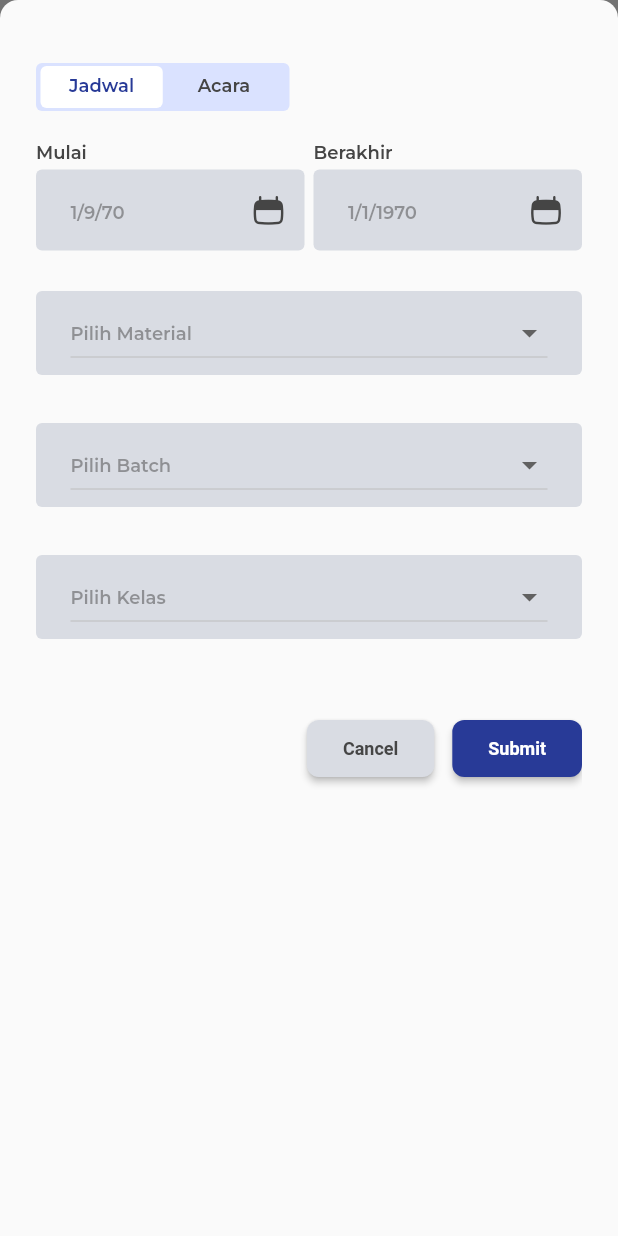
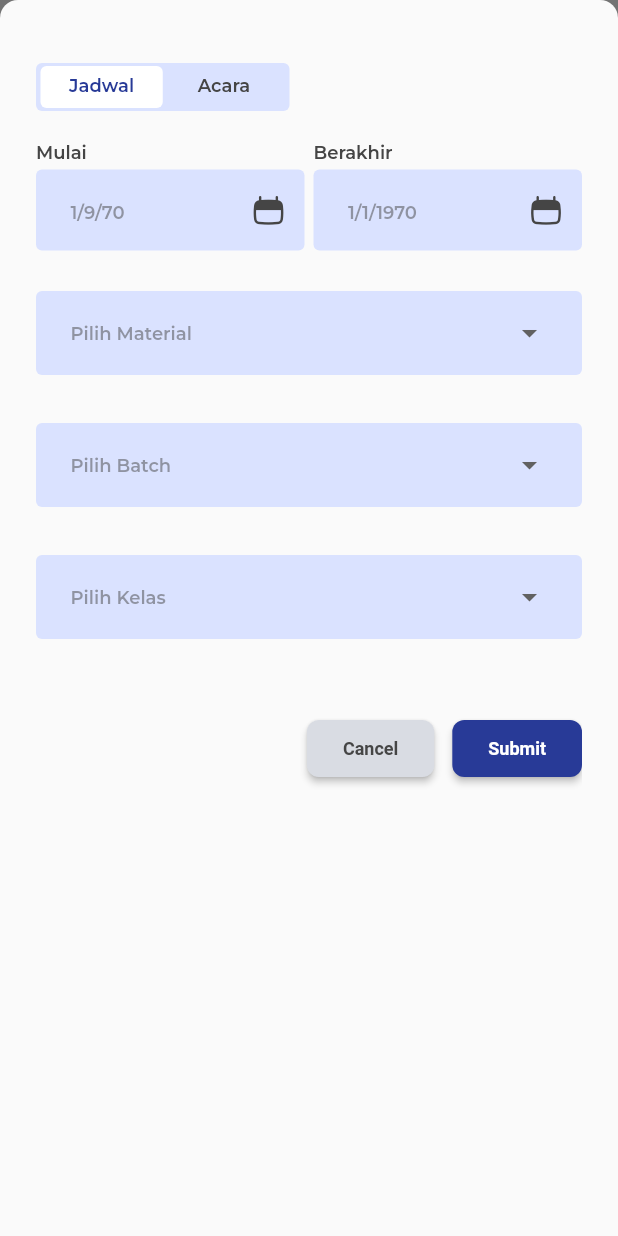
Before and after one commit to fadilmuh22/ifi_lms, a Flutter app: what createJadwalBottomSheet() shows on an empty page, opened directly, on a phone screen of 412 x 824 dp. Run offline on Flutter 3.47's test engine with Material 2 defaults, Android fonts, the phone set to English and light mode, and no system bars; our stand-ins replace dio, flutter_riverpod, flutter_slidable, syncfusion_flutter_calendar.

Commit message:
create schedule and event textfield color

```diff
--- a/lib/screens/profile_screen.dart
+++ b/lib/screens/profile_screen.dart
@@ -230,6 +230,7 @@ class _ProfileScreenState extends State<ProfileScreen> {
                       child: DropdownButton<String>(
                         isExpanded: true,
                         focusColor: ColorsUtil.gray,
+                        underline: Container(),
                         hint: Text(
                           'Roles',
                           style: TextStyle(
--- a/lib/screens/schedule_screen.dart
+++ b/lib/screens/schedule_screen.dart
@@ -166,6 +166,7 @@ dynamic createJadwalBottomSheet(BuildContext context) {
                                   TextFormField(
                                     decoration: InputDecoration(
                                       hintText: '1/9/70',
+                                      fillColor: ColorsUtil.secondary,
                                       suffixIcon: IconButton(
                                         icon: Icon(
                                           CustomIcons.calendar,
@@ -199,6 +200,7 @@ dynamic createJadwalBottomSheet(BuildContext context) {
                                   TextFormField(
                                     decoration: InputDecoration(
                                       hintText: '1/1/1970',
+                                      fillColor: ColorsUtil.secondary,
                                       suffixIcon: IconButton(
                                         icon: Icon(
                                           CustomIcons.calendar,
@@ -228,12 +230,13 @@ dynamic createJadwalBottomSheet(BuildContext context) {
                                   vertical: 4,
                                 ),
                                 decoration: BoxDecoration(
-                                  color: ColorsUtil.gray,
+                                  color: ColorsUtil.secondary,
                                   borderRadius: BorderRadius.circular(4),
                                 ),
                                 child: DropdownButton<String>(
                                   isExpanded: true,
                                   focusColor: ColorsUtil.gray,
+                                  underline: Container(),
                                   hint: Text(
                                     'Pilih Material',
                                     style: TextStyle(
@@ -267,12 +270,13 @@ dynamic createJadwalBottomSheet(BuildContext context) {
                                   vertical: 4,
                                 ),
                                 decoration: BoxDecoration(
-                                  color: ColorsUtil.gray,
+                                  color: ColorsUtil.secondary,
                                   borderRadius: BorderRadius.circular(4),
                                 ),
                                 child: DropdownButton<String>(
                                   isExpanded: true,
                                   focusColor: ColorsUtil.gray,
+                                  underline: Container(),
                                   hint: Text(
                                     'Pilih Batch',
                                     style: TextStyle(
@@ -306,12 +310,13 @@ dynamic createJadwalBottomSheet(BuildContext context) {
                                   vertical: 4,
                                 ),
                                 decoration: BoxDecoration(
-                                  color: ColorsUtil.gray,
+                                  color: ColorsUtil.secondary,
                                   borderRadius: BorderRadius.circular(4),
                                 ),
                                 child: DropdownButton<String>(
                                   isExpanded: true,
                                   focusColor: ColorsUtil.gray,
+                                  underline: Container(),
                                   hint: Text(
                                     'Pilih Kelas',
                                     style: TextStyle(
@@ -358,8 +363,9 @@ dynamic createJadwalBottomSheet(BuildContext context) {
                               ),
                               const SizedBox(height: 4),
                               TextFormField(
-                                decoration: const InputDecoration(
+                                decoration: InputDecoration(
                                   hintText: 'Nama Acara',
+                                  fillColor: ColorsUtil.secondary,
                                 ),
                               ),
                             ],
@@ -376,8 +382,9 @@ dynamic createJadwalBottomSheet(BuildContext context) {
                               ),
                               const SizedBox(height: 4),
                               TextFormField(
-                                decoration: const InputDecoration(
+                                decoration: InputDecoration(
                                   hintText: 'Deskripsi Acara',
+                                  fillColor: ColorsUtil.secondary,
                                 ),
                               ),
                             ],
@@ -402,6 +409,7 @@ dynamic createJadwalBottomSheet(BuildContext context) {
                                   TextFormField(
                                     decoration: InputDecoration(
                                       hintText: '1/9/70',
+                                      fillColor: ColorsUtil.secondary,
                                       suffixIcon: IconButton(
                                         icon: Icon(
                                           CustomIcons.calendar,
@@ -435,6 +443,7 @@ dynamic createJadwalBottomSheet(BuildContext context) {
                                   TextFormField(
                                     decoration: InputDecoration(
                                       hintText: '1/1/1970',
+                                      fillColor: ColorsUtil.secondary,
                                       suffixIcon: IconButton(
                                         icon: Icon(
                                           CustomIcons.calendar,
```
